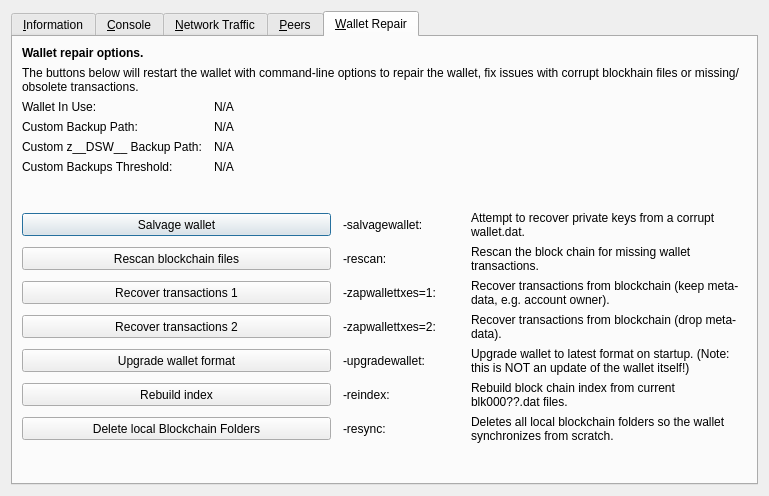
This is src/qt/forms/rpcconsole.ui in decenomy/DSW as Qt 5 draws it before an edit. The edited form follows.
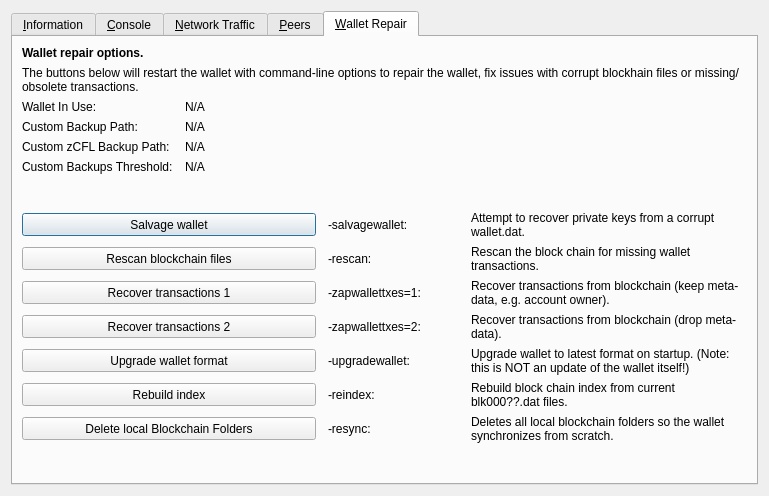
This is the edited form. The open tabs and pages were chosen to show the change. Icons and pictures are not drawn. Custom widgets are drawn as their Qt base class.

```diff
--- a/src/qt/forms/rpcconsole.ui
+++ b/src/qt/forms/rpcconsole.ui
@@ -1333,7 +1333,7 @@
           <bool>false</bool>
          </property>
          <property name="text">
-          <string>Custom z__DSW__ Backup Path:</string>
+          <string>Custom zCFL Backup Path:</string>
          </property>
         </widget>
        </item>
```
Left out of the diff: 2 changed lines with no effect on the pictures.
